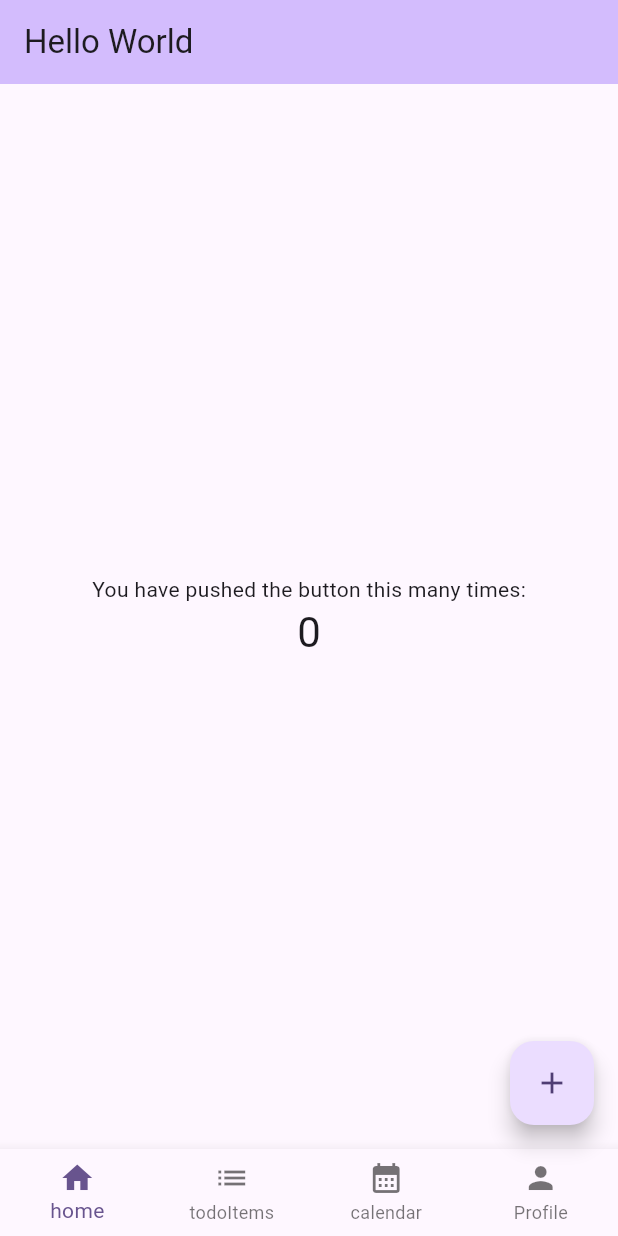
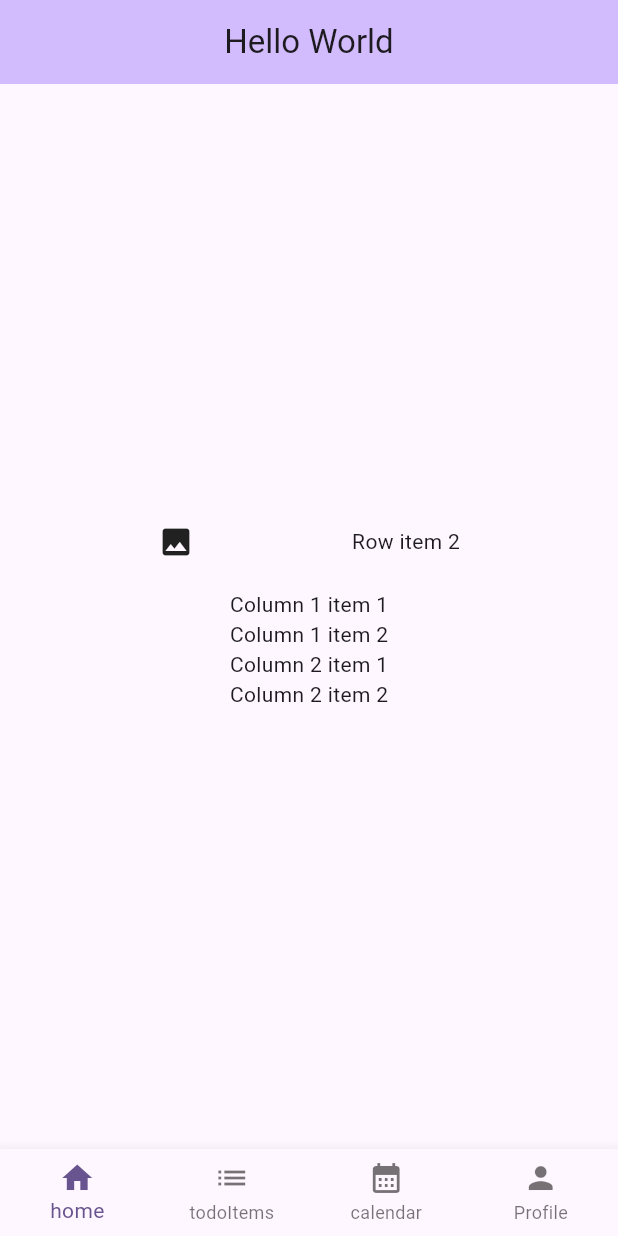
Before and after one commit to Gurinderp/todoList_flutter, a Flutter app: the screen it shows after launch, on a phone screen of 412 x 824 dp. Run offline on Flutter 3.47's test engine with Material 3 defaults, Android fonts, the phone set to English and light mode, and no system bars.

Commit message:
added profile.dart & listitems.dart, set template for profile.dart

```diff
--- a/lib/main.dart
+++ b/lib/main.dart
@@ -1,4 +1,5 @@
 import 'package:flutter/material.dart';
+import 'package:todolist_app/screens/profile.dart';
 
 void main() {
   runApp(const MyApp());
@@ -42,25 +43,27 @@ class _MyHomePageState extends State<MyHomePage> {
     return Scaffold(
       appBar: AppBar(
         backgroundColor: Theme.of(context).colorScheme.inversePrimary,
+        centerTitle: true,
         title: Text("Hello World"),
       ),
-      body: Center(
-        child: Column(
-          mainAxisAlignment: MainAxisAlignment.center,
-          children: <Widget>[
-            const Text('You have pushed the button this many times:'),
-            Text(
-              '$_counter',
-              style: Theme.of(context).textTheme.headlineMedium,
-            ),
-          ],
-        ),
-      ),
-      floatingActionButton: FloatingActionButton(
-        onPressed: _incrementCounter,
-        tooltip: 'Increment',
-        child: const Icon(Icons.add),
-      ),
+      body: Profile(),
+      // Center(
+      //   child: Column(
+      //     mainAxisAlignment: MainAxisAlignment.center,
+      //     children: <Widget>[
+      //       const Text('You have pushed the button this many times:'),
+      //       Text(
+      //         '$_counter',
+      //         style: Theme.of(context).textTheme.headlineMedium,
+      //       ),
+      //     ],
+      //   ),
+      // ),
+      // floatingActionButton: FloatingActionButton(
+      //   onPressed: _incrementCounter,
+      //   tooltip: 'Increment',
+      //   child: const Icon(Icons.add),
+      // ),
       bottomNavigationBar: BottomNavigationBar(
         type: BottomNavigationBarType.fixed,
         items: const [
--- /dev/null
+++ b/lib/screens/profile.dart
@@ -0,0 +1,29 @@
+import 'package:flutter/material.dart';
+
+class Profile extends StatelessWidget {
+  const Profile({super.key});
+
+  @override
+  Widget build(BuildContext context) {
+    return Center(
+      child: Column(
+        mainAxisAlignment: MainAxisAlignment.center,
+        children: <Widget>[
+          Row(
+            mainAxisAlignment: MainAxisAlignment.spaceEvenly,
+            children: [Icon(Icons.image), Text("Row item 2")],
+          ),
+          const SizedBox(height: 20),
+          Column(
+            crossAxisAlignment: CrossAxisAlignment.start,
+            children: [Text("Column 1 item 1"), Text("Column 1 item 2")],
+          ),
+          Column(
+            crossAxisAlignment: CrossAxisAlignment.start,
+            children: [Text("Column 2 item 1"), Text("Column 2 item 2")],
+          ),
+        ],
+      ),
+    );
+  }
+}
```
Also changed, not shown: lib/screens/listitems.dart (added).
